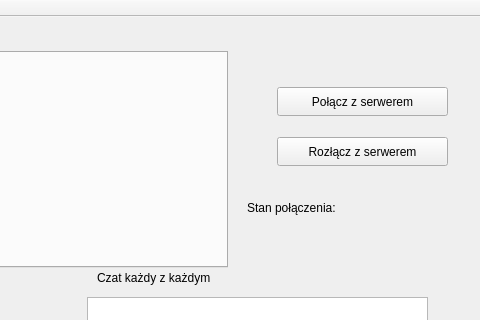
Qt form SK_irc/mainwindow.ui (oliwiam96/IRC-chat) before a commit; both pictures show x 223 to 703 and y 0 to 320 of the 703 by 472 pixel window.
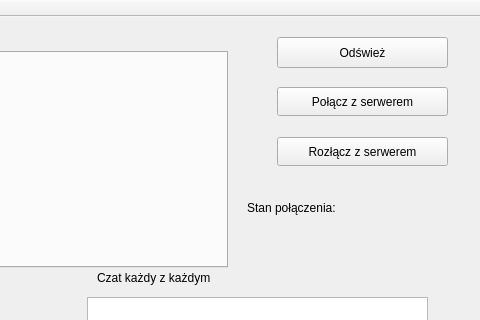
The same form after that commit.

```diff
--- a/SK_irc/mainwindow.ui
+++ b/SK_irc/mainwindow.ui
@@ -240,6 +240,19 @@
      <string>Stan połączenia: </string>
     </property>
    </widget>
+   <widget class="QPushButton" name="pushButton">
+    <property name="geometry">
+     <rect>
+      <x>500</x>
+      <y>20</y>
+      <width>171</width>
+      <height>31</height>
+     </rect>
+    </property>
+    <property name="text">
+     <string>Odśwież</string>
+    </property>
+   </widget>
   </widget>
   <widget class="QMenuBar" name="menuBar">
    <property name="geometry">
```
